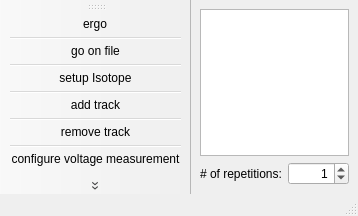
Old version of the form TildaHost/source/Interface/ScanControlUi/Ui_ScanControl.ui in the repository lasersphere/Tilda.
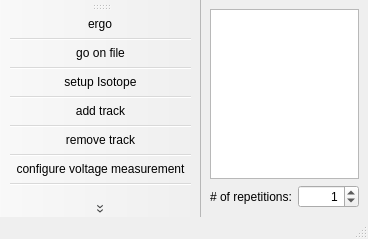
New version of the form. Icons and pictures are not drawn.

Diff of the .ui file:
```diff
--- a/TildaHost/source/Interface/ScanControlUi/Ui_ScanControl.ui
+++ b/TildaHost/source/Interface/ScanControlUi/Ui_ScanControl.ui
@@ -7,7 +7,7 @@
     <x>0</x>
     <y>0</y>
     <width>341</width>
-    <height>216</height>
+    <height>239</height>
    </rect>
   </property>
   <property name="windowTitle">
@@ -79,6 +79,8 @@
    <addaction name="separator"/>
    <addaction name="actionConfigure_voltage_measurement"/>
    <addaction name="separator"/>
+   <addaction name="actionConf_pre_post_scan_measurement"/>
+   <addaction name="separator"/>
    <addaction name="actionSave_settings_to_database"/>
   </widget>
   <action name="actionErgo">
@@ -139,6 +141,11 @@
     <string>Ctrl+G</string>
    </property>
   </action>
+  <action name="actionConf_pre_post_scan_measurement">
+   <property name="text">
+    <string>conf. pre/post scan measurement</string>
+   </property>
+  </action>
  </widget>
  <resources/>
  <connections/>
```
